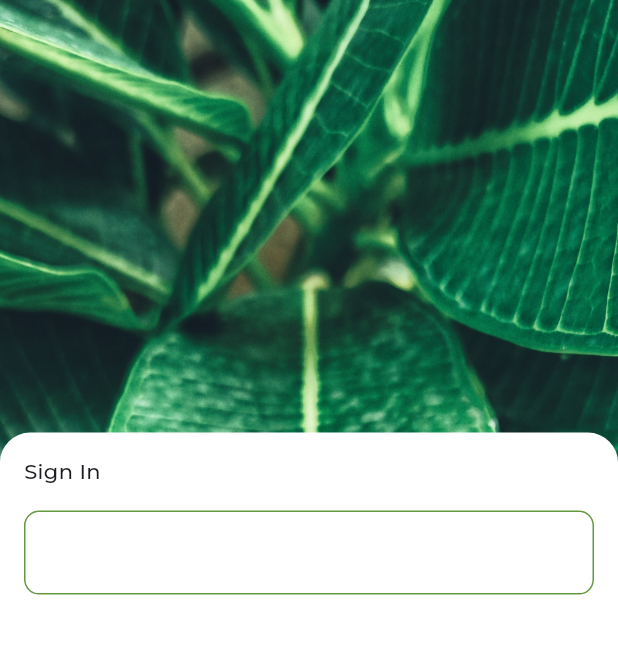
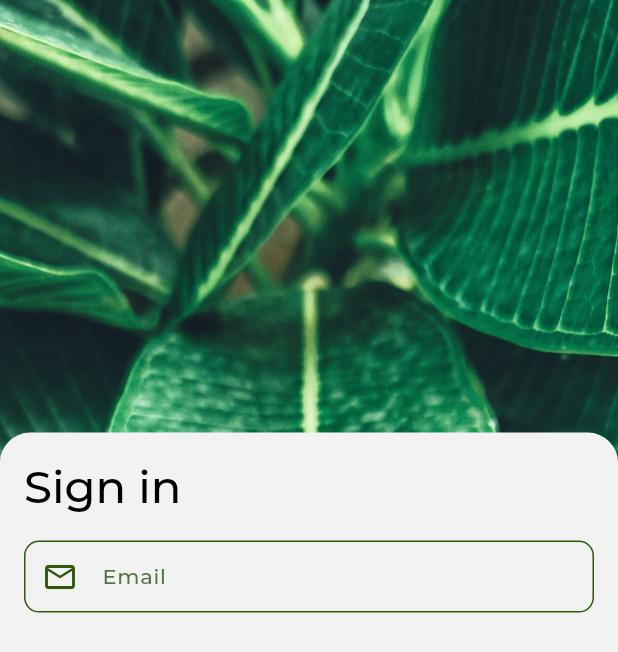
Before and after one commit to Praanim/Hiking-Nepal, a Flutter app: the screen it shows after launch, on a phone screen of 412 x 824 dp. Shown: the top 652 px of the screen. Run offline on Flutter 3.47's test engine with Material 2 defaults, Android fonts, the phone set to English and light mode, and no system bars.

Commit message:
trying theming

```diff
--- a/lib/core/extensions/helper_extension.dart
+++ b/lib/core/extensions/helper_extension.dart
@@ -10,4 +10,7 @@ extension HelperExtension on BuildContext {
 
   //primary color extension getter
   Color get primaryColor => Theme.of(this).primaryColor;
+
+  //texttheme
+  TextTheme get textTheme => Theme.of(this).textTheme;
 }
--- a/lib/core/theme/app_colors.dart
+++ b/lib/core/theme/app_colors.dart
@@ -5,7 +5,19 @@ class LightColor {
   static const Color primaryColor = Color.fromARGB(255, 45, 90, 11);
 
   //secondary color
-  static const secondaryColor = Color.fromARGB(255, 101, 153, 62);
+  static const secondaryColor = Color.fromARGB(255, 85, 114, 62);
+
+  //primary text color
+  static const primaryText = Colors.black;
+
+  /// White Smoke
+  static const Color whiteSmokeLight = Color(0xfff8f8f8);
+
+  /// White Smoke
+  static const Color whiteSmoke = Color(0xfff2f2f2);
+
+  /// Light Grey
+  static const Color lightGrey = Color(0xffd2d2d2);
 }
 
 class AppColors {
--- /dev/null
+++ b/lib/core/utils/gap.dart
@@ -0,0 +1,54 @@
+import 'package:flutter/material.dart';
+
+/// Class that return SizedBox and maintains vertical
+/// spacing
+class VerticalGap {
+  /// Creates SizedBox with height 2
+  static const xxs = SizedBox(height: 2);
+
+  /// Creates SizedBox with height 4
+  static const xs = SizedBox(height: 4);
+
+  /// Creates SizedBox with height 8
+  static const s = SizedBox(height: 8);
+
+  /// Creates SizedBox with height 12
+  static const m = SizedBox(height: 12);
+
+  /// Creates SizedBox with height 16
+  static const l = SizedBox(height: 16);
+
+  /// Creates SizedBox with height 20
+  static const xl = SizedBox(height: 20);
+
+  /// Creates SizedBox with height 24
+  static const xxl = SizedBox(height: 24);
+
+  /// Creates SizedBox with height 32
+  static const xxxl = SizedBox(height: 32);
+
+  /// Creates SizedBox with height 42
+  static const exl = SizedBox(height: 42);
+}
+
+/// Class that return SizedBox and maintains horizontal
+/// spacing
+class HorizontalGap {
+  /// Creates SizedBox with width 4
+  static const xs = SizedBox(width: 4);
+
+  /// Creates SizedBox with width 8
+  static const s = SizedBox(width: 8);
+
+  /// Creates SizedBox with width 12
+  static const m = SizedBox(width: 12);
+
+  /// Creates SizedBox with width 16
+  static const l = SizedBox(width: 16);
+
+  /// Creates SizedBox with width 20
+  static const xl = SizedBox(width: 20);
+
+  /// Creates SizedBox with width 24
+  static const xxl = SizedBox(width: 24);
+}
--- a/lib/features/auth/presentaion/login_screen.dart
+++ b/lib/features/auth/presentaion/login_screen.dart
@@ -1,5 +1,6 @@
 import 'package:flutter/material.dart';
 import 'package:hiking_nepal/core/constants/app_media.dart';
+import 'package:hiking_nepal/core/extensions/helper_extension.dart';
 import 'package:hiking_nepal/core/theme/app_colors.dart';
 
 class LoginScreen extends StatelessWidget {
@@ -26,7 +27,7 @@ class LoginScreen extends StatelessWidget {
               Expanded(
                   child: Container(
                 decoration: const BoxDecoration(
-                    color: AppColors.whiteColor,
+                    color: LightColor.whiteSmoke,
                     borderRadius: BorderRadiusDirectional.only(
                         topStart: Radius.circular(20),
                         topEnd: Radius.circular(20))),
@@ -35,11 +36,20 @@ class LoginScreen extends StatelessWidget {
                   crossAxisAlignment: CrossAxisAlignment.start,
                   mainAxisAlignment: MainAxisAlignment.start,
                   children: [
-                    Text("Sign In"),
+                    Text(
+                      "Sign in",
+                      style: context.textTheme.headlineSmall!
+                          .copyWith(fontSize: 30),
+                    ),
                     const SizedBox(
                       height: 16,
                     ),
-                    TextFormField()
+                    TextFormField(
+                      style: context.textTheme.titleMedium,
+                      decoration: const InputDecoration(
+                          label: Text("Email"),
+                          prefixIcon: Icon(Icons.email_outlined)),
+                    )
                   ],
                 ),
               ))
--- a/lib/main.dart
+++ b/lib/main.dart
@@ -20,15 +20,26 @@ class MyApp extends StatelessWidget {
           fontFamily: 'Montserrat',
           useMaterial3: true,
           inputDecorationTheme: InputDecorationTheme(
+              prefixIconColor: LightColor.primaryColor,
+              //     MaterialStateColor.resolveWith((Set<MaterialState> states) {
+              //   if (states.contains(MaterialState.focused)) {
+              //     return Colors.grey;
+              //   }
+
+              //   return LightColor.secondaryColor;
+              // }),
+              labelStyle: const TextStyle(
+                  color: LightColor.secondaryColor,
+                  fontSize: 14,
+                  fontWeight: FontWeight.w500),
               border: OutlineInputBorder(
                   borderRadius:
                       BorderRadius.circular(AppConstants.primaryBorderRadius),
-                  borderSide:
-                      const BorderSide(color: LightColor.secondaryColor)),
+                  borderSide: const BorderSide(color: LightColor.primaryColor)),
               enabledBorder: OutlineInputBorder(
                 borderRadius:
                     BorderRadius.circular(AppConstants.primaryBorderRadius),
-                borderSide: const BorderSide(color: LightColor.secondaryColor),
+                borderSide: const BorderSide(color: LightColor.primaryColor),
               ),
               focusedBorder: OutlineInputBorder(
                 borderRadius:
@@ -40,7 +51,49 @@ class MyApp extends StatelessWidget {
                     BorderRadius.circular(AppConstants.primaryBorderRadius),
                 borderSide: const BorderSide(color: AppColors.errorColor),
               ),
-              contentPadding: const EdgeInsets.all(16))),
+              contentPadding: const EdgeInsets.symmetric(horizontal: 16)),
+          colorScheme: ColorScheme.fromSwatch().copyWith(
+              primary: LightColor.primaryColor,
+              secondary: LightColor.secondaryColor,
+              brightness: Brightness.light,
+              onSecondary: LightColor.primaryText),
+          textTheme: const TextTheme(
+              headlineLarge: TextStyle(
+                  color: LightColor.primaryText,
+                  fontSize: 24,
+                  fontWeight: FontWeight.w700),
+              headlineMedium: TextStyle(
+                  color: LightColor.primaryText,
+                  fontSize: 20,
+                  fontWeight: FontWeight.w600),
+              headlineSmall: TextStyle(
+                  color: LightColor.primaryText,
+                  fontSize: 18,
+                  fontWeight: FontWeight.w400),
+              bodyLarge: TextStyle(
+                  color: LightColor.primaryText,
+                  fontSize: 18,
+                  fontWeight: FontWeight.w500),
+              bodyMedium: TextStyle(
+                  color: LightColor.primaryText,
+                  fontSize: 16,
+                  fontWeight: FontWeight.w500),
+              bodySmall: TextStyle(
+                  color: LightColor.primaryText,
+                  fontSize: 14,
+                  fontWeight: FontWeight.w500),
+              titleSmall: TextStyle(
+                  color: LightColor.primaryText,
+                  fontSize: 12,
+                  fontWeight: FontWeight.w500),
+              titleMedium: TextStyle(
+                  color: LightColor.primaryText,
+                  fontSize: 14,
+                  fontWeight: FontWeight.w500),
+              titleLarge: TextStyle(
+                  color: LightColor.primaryText,
+                  fontSize: 16,
+                  fontWeight: FontWeight.w500))),
       home: const LoginScreen(),
     );
   }
```
